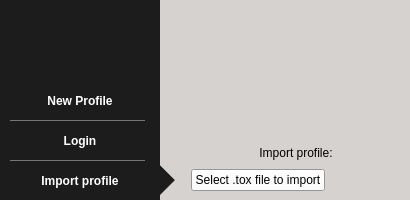
Old version of the form src/loginscreen.ui in the repository qTox/qTox.
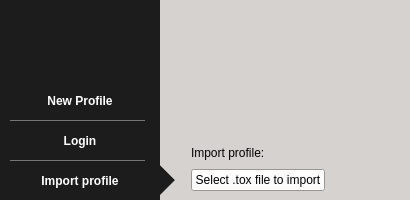
New version of the form. Icons and pictures are not drawn.

```diff
--- a/src/loginscreen.ui
+++ b/src/loginscreen.ui
@@ -1107,11 +1107,14 @@
        </item>
        <item row="2" column="0" colspan="2">
         <widget class="QLabel" name="label_4">
+         <property name="layoutDirection">
+          <enum>Qt::LeftToRight</enum>
+         </property>
          <property name="text">
           <string>Import profile:</string>
          </property>
          <property name="alignment">
-          <set>Qt::AlignCenter</set>
+          <set>Qt::AlignLeading|Qt::AlignLeft|Qt::AlignVCenter</set>
          </property>
         </widget>
        </item>
```
